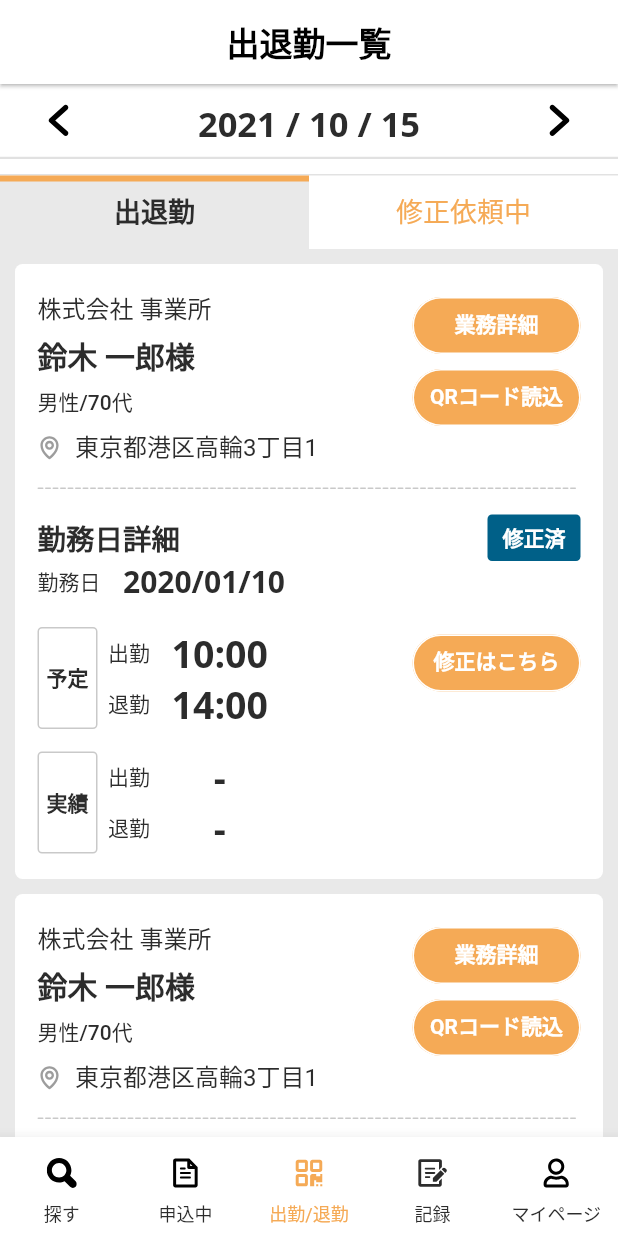
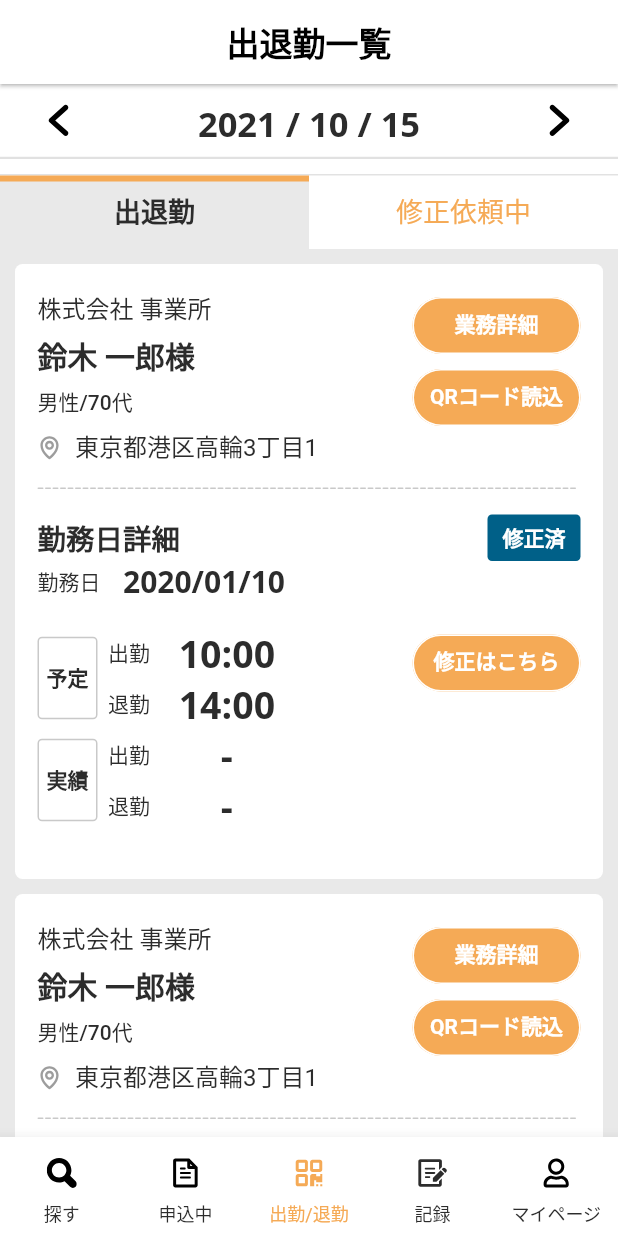
Before and after one commit to akashjpro/parsowa, a Flutter app: the AttendListScreen screen opened by its route, on a phone screen of 412 x 824 dp. Run offline on Flutter 3.47's test engine with Material 2 defaults, Android fonts, the phone set to English and light mode, and no system bars; drawn by our look-alikes of dotted_line; our stand-ins replace flutter_bloc, flutter_svg, webview_flutter; Roboto replaces fonts that are missing (NotoSanJP).

Commit message:
Update attend_list_widget.dart

```diff
--- a/lib/presentation/screens/attend_list/widgets/attend_list_widget.dart
+++ b/lib/presentation/screens/attend_list/widgets/attend_list_widget.dart
@@ -111,7 +111,7 @@ class AttendListWidget {
                           );
                         }),
                       if (typeScreen == 3)
-                        _buildButton('記録を書く', AppColors.primaryColor,
+                        _buildButton('記録を書', AppColors.primaryColor,
                             AppColors.whiteColor, AppColors.whiteColor, () {
                           // #36 Fix Request detail
                           Navigator.of(context).pushNamed(
@@ -193,11 +193,18 @@ class AttendListWidget {
               height: 17,
             ),
             Row(
-              mainAxisAlignment: MainAxisAlignment.spaceBetween,
               crossAxisAlignment: CrossAxisAlignment.start,
               children: [
-                _buildTimeRow(
-                    '予定', item.scheduledStartTime, item.scheduledLeaveTime),
+                Expanded(
+                  child: Column(
+                    crossAxisAlignment: CrossAxisAlignment.start,
+                    children: [
+                      _buildTimeRow('予定', item.scheduledStartTime,
+                          item.scheduledLeaveTime),
+                      _buildTimeRow('実績', item.startTime, item.leaveTime),
+                    ],
+                  ),
+                ),
                 if (typeScreen == 1)
                   _buildButton('修正はこちら', AppColors.primaryColor,
                       AppColors.whiteColor, AppColors.whiteColor, () {
@@ -211,17 +218,18 @@ class AttendListWidget {
             const SizedBox(
               height: 15,
             ),
-            _buildTimeRow('実績', item.startTime, item.leaveTime),
           ],
         ),
       );
-
   static _buildTimeRow(String type, String startTime, String endTime) =>
-      IntrinsicHeight(
+      Container(
         child: Row(
+          crossAxisAlignment: CrossAxisAlignment.center,
+          mainAxisAlignment: MainAxisAlignment.start,
           children: [
             Container(
                 width: 40,
+                height: 55,
                 alignment: Alignment.center,
                 decoration: BoxDecoration(
                     border:
@@ -239,8 +247,8 @@ class AttendListWidget {
             const SizedBox(
               width: 7,
             ),
-            SizedBox(
-              width: 111,
+            Flexible(
+              flex: 10,
               child: Column(
                 crossAxisAlignment: CrossAxisAlignment.start,
                 children: [
@@ -259,6 +267,7 @@ class AttendListWidget {
                         width: 10,
                       ),
                       Expanded(
+                        flex: 1,
                         child: Text(
                           startTime.compareTo('') != 0 ? startTime : '-',
                           textAlign: TextAlign.center,
@@ -269,11 +278,11 @@ class AttendListWidget {
                             color: AppColors.unselectedColor,
                           ),
                         ),
-                      )
+                      ),
+                      Expanded(child: SizedBox())
                     ],
                   ),
-                  SizedBox(
-                    child: Row(
+                  Row(
                     children: [
                       const Text(
                         '退勤',
@@ -288,8 +297,9 @@ class AttendListWidget {
                         width: 10,
                       ),
                       Expanded(
+                        flex: 1,
                         child: Text(
-                            endTime.compareTo('') != 0 ? endTime : '-',
+                          startTime.compareTo('') != 0 ? endTime : '-',
                           textAlign: TextAlign.center,
                           style: const TextStyle(
                             fontFamily: 'OpenSans',
@@ -298,13 +308,13 @@ class AttendListWidget {
                             color: AppColors.unselectedColor,
                           ),
                         ),
+                      ),
+                      Expanded(child: SizedBox())
+                    ],
                   )
                 ],
               ),
             )
-                ],
-              ),
-            ),
           ],
         ),
       );
```
Lines whose indentation alone changed are shown as unchanged.
